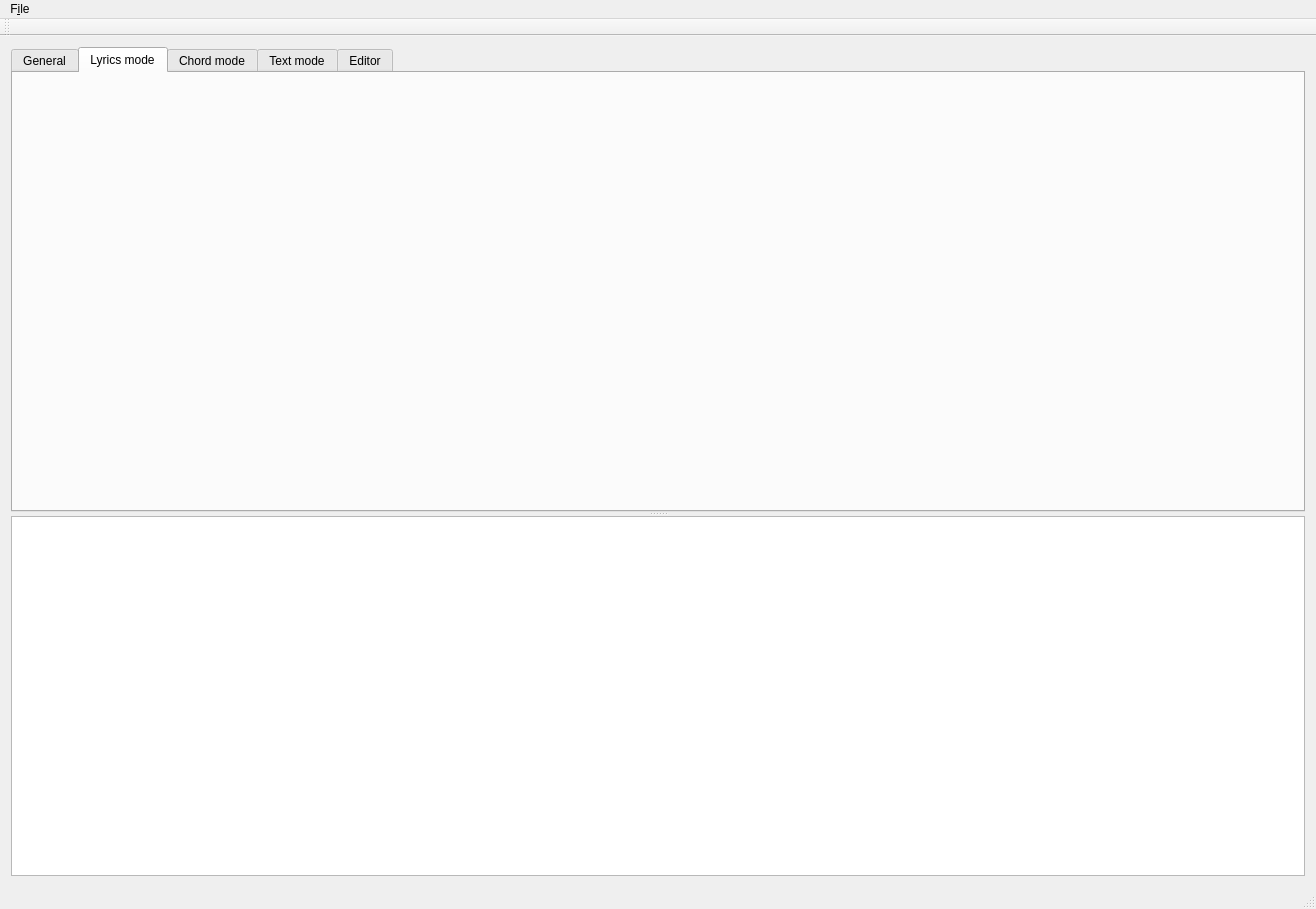
Old version of the form mainwindow.ui in the repository jpcima/chordv.
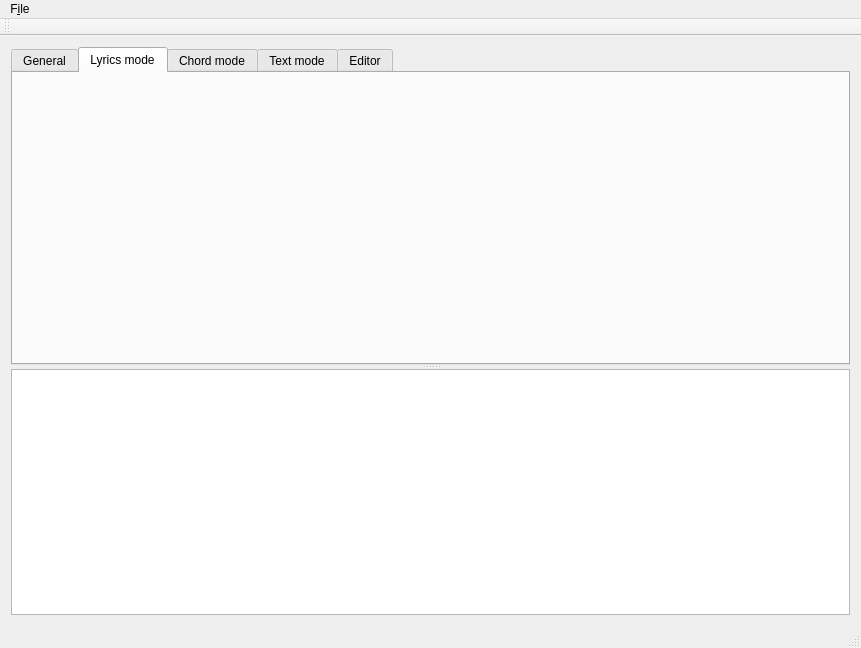
New version of the form. The open tabs and pages were chosen to show the change. Custom widgets are drawn as their Qt base class.

Patch:
```diff
--- a/mainwindow.ui
+++ b/mainwindow.ui
@@ -6,8 +6,8 @@
    <rect>
     <x>0</x>
     <y>0</y>
-    <width>1316</width>
-    <height>909</height>
+    <width>861</width>
+    <height>648</height>
    </rect>
   </property>
   <property name="windowTitle">
@@ -202,7 +202,7 @@
     <rect>
      <x>0</x>
      <y>0</y>
-     <width>1316</width>
+     <width>861</width>
      <height>27</height>
     </rect>
    </property>
```
Left out of the diff: 2 changed lines with no effect on the pictures.
